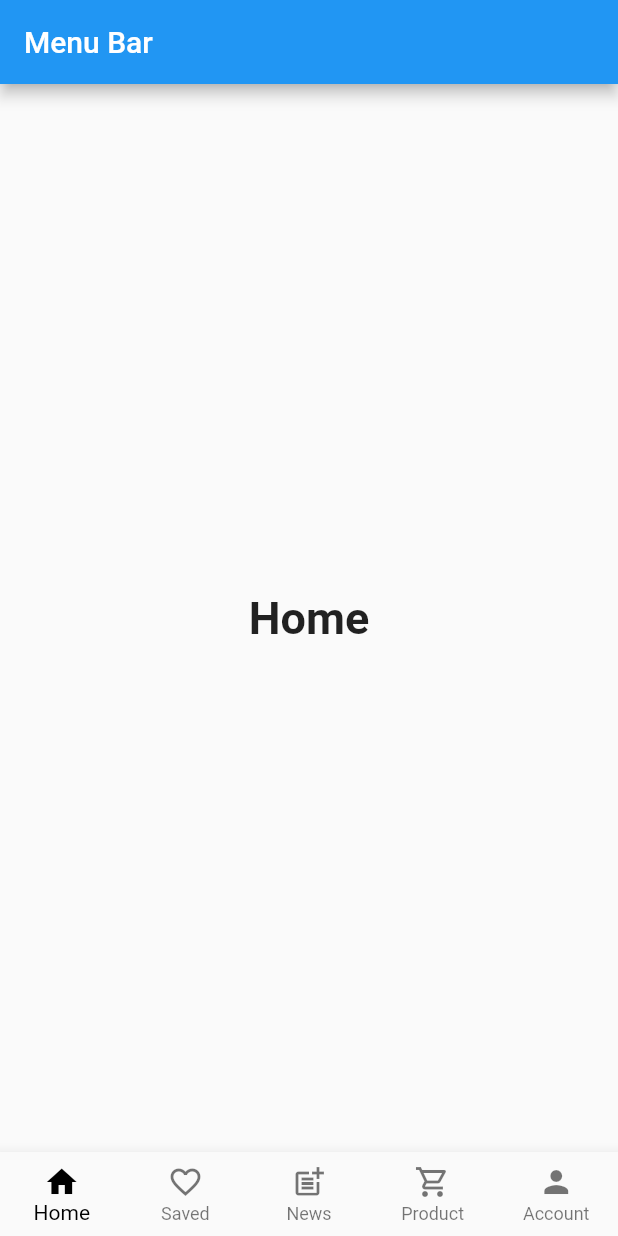
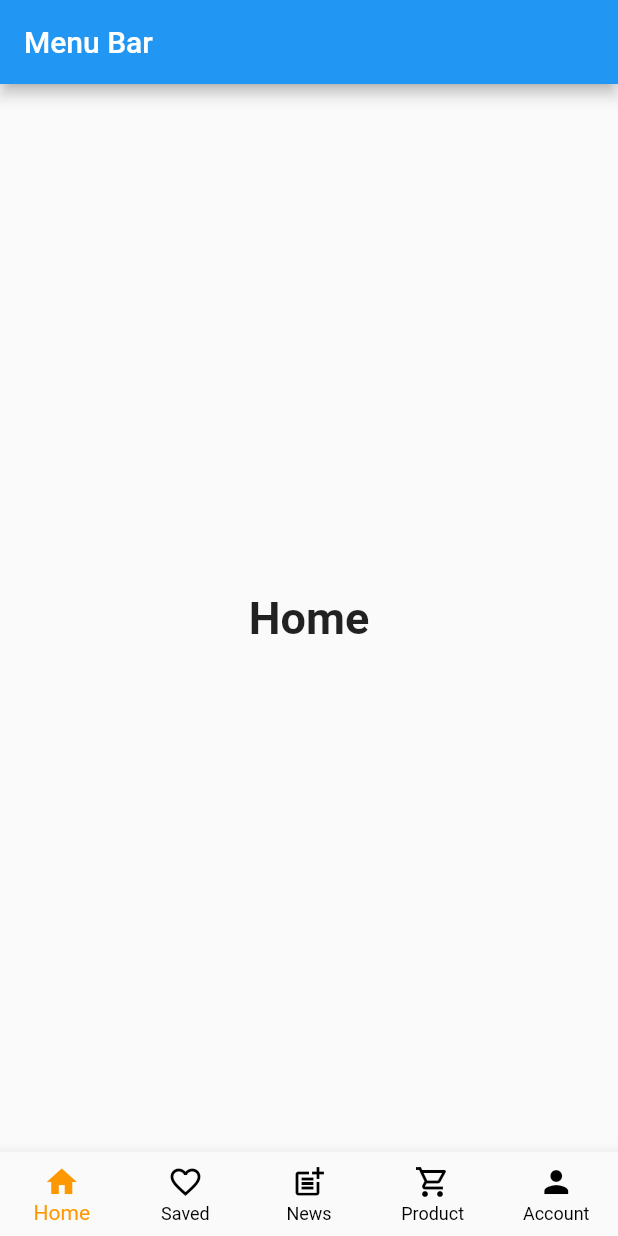
Before and after one commit to tienle07/Second-and_App, a Flutter app: the screen it shows after launch, on a phone screen of 412 x 824 dp. Run offline on Flutter 3.47's test engine with Material 2 defaults, Android fonts, the phone set to English and light mode, and no system bars.

Commit message:
Update color item  menu navigation bar

```diff
--- a/lib/main.dart
+++ b/lib/main.dart
@@ -63,7 +63,6 @@ class _MyHomePageState extends State<MyHomePage> {
   @override
   Widget build(BuildContext context) {
     return Scaffold(
-
       appBar: AppBar(
         title: const Text('Menu Bar'),
       ),
@@ -71,7 +70,6 @@ class _MyHomePageState extends State<MyHomePage> {
         child: _widgetOptions.elementAt(_selectedIndex),
       ),
       bottomNavigationBar: BottomNavigationBar(
-        fixedColor: Colors.black,
         type: BottomNavigationBarType.fixed,
         items: const <BottomNavigationBarItem>[
           BottomNavigationBarItem(
@@ -96,6 +94,8 @@ class _MyHomePageState extends State<MyHomePage> {
           ),
         ],
         currentIndex: _selectedIndex,
+        selectedItemColor: Colors.orange[500],
+        unselectedItemColor: Colors.black,
         onTap: _onItemTapped,
       ),
     );
```
